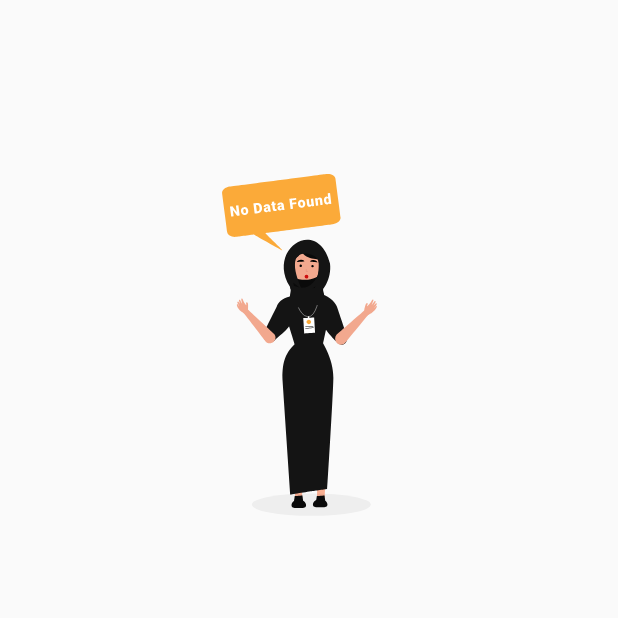
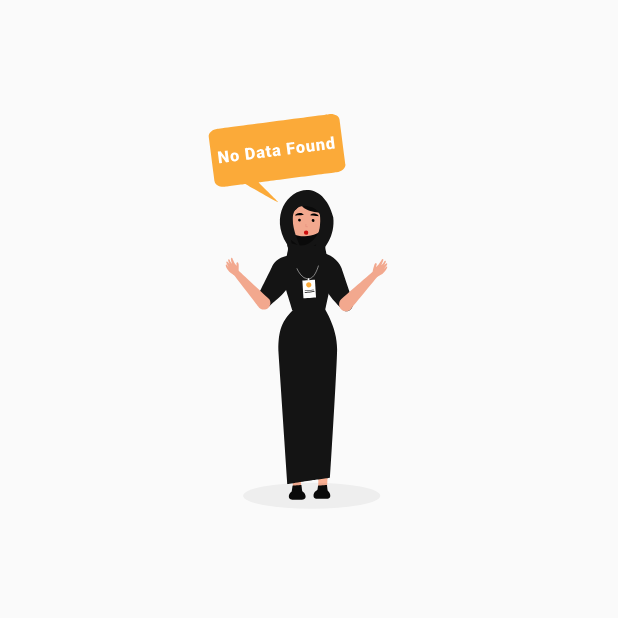
Before and after one commit to sufiyansakkeer/Money-Tracker, a Flutter app: the ExpenseInsights screen opened directly, on a phone screen of 412 x 824 dp, the top half of it. Run offline on Flutter 3.47's test engine with Material 2 defaults, Android fonts, the phone set to English and light mode, and no system bars; our stand-ins replace buttons_tabbar, flutter_slidable, hive, hive_flutter, lottie, share_plus and 4 more; missing offline and left inert: animated_snack_bar; accounts and stored records are empty.

Commit message:
graph lottie animation alignment fixed

```diff
--- a/lib/Insights/widgets/expense_insights.dart
+++ b/lib/Insights/widgets/expense_insights.dart
@@ -27,14 +27,14 @@ class _ExpenseInsightsState extends State<ExpenseInsights> {
             return overViewGraphNotifier.value.isEmpty
                 ? SingleChildScrollView(
                     child: Center(
-                      child: Padding(
-                        padding: const EdgeInsets.all(50.0),
-                        child: Column(
-                          mainAxisAlignment: MainAxisAlignment.spaceAround,
-                          children: [
-                            Lottie.asset('assets/images/no-data.json'),
-                          ],
-                        ),
+                      child: Column(
+                        mainAxisAlignment: MainAxisAlignment.spaceAround,
+                        children: [
+                          Lottie.asset(
+                            'assets/images/no-data.json',
+                            height: 360,
+                          ),
+                        ],
                       ),
                     ),
                   )
--- a/lib/main.dart
+++ b/lib/main.dart
@@ -10,9 +10,11 @@ import 'package:money_track/screens/splash_screen.dart';
 import 'package:money_track/constants/color/colors.dart';
 
 import 'models/transaction_model/transaction_model.dart';
+import 'package:url_strategy/url_strategy.dart';
 
 //here main function became future because the init flutter function is a future method
 Future<void> main() async {
+  setPathUrlStrategy();
   SystemChrome.setSystemUIOverlayStyle(
     const SystemUiOverlayStyle(
       statusBarColor: Colors.transparent,
--- a/pubspec.yaml
+++ b/pubspec.yaml
@@ -52,6 +52,7 @@ dependencies:
   syncfusion_flutter_charts: 20.4.44
   top_snackbar_flutter: 3.0.0+1
   url_launcher: ^6.1.8
+  url_strategy: ^0.2.0
 
 dev_dependencies:
   build_runner: 2.3.3
```
Also changed, not shown: lib/Insights/widgets/income_insights.dart (+8 -8 lines), lib/Insights/widgets/over_view_graph.dart (+8 -8 lines), pubspec.lock.
